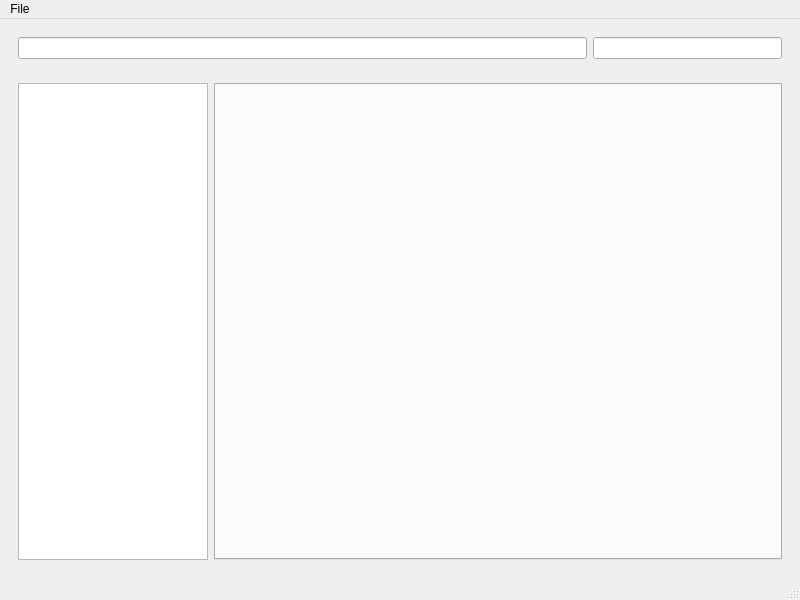
First picture: the form in src/mainwindow.ui, repository kitswas/File-Manager, before the edit.
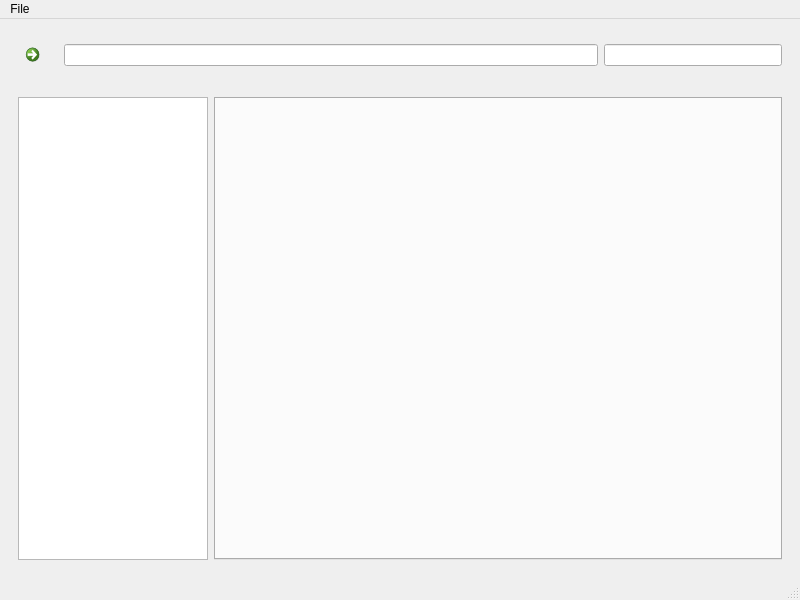
Second picture: the form after the edit. Icons and pictures are not drawn.

Commit message: Added a back button

What changed in the file:
```diff
--- a/src/mainwindow.ui
+++ b/src/mainwindow.ui
@@ -22,6 +22,29 @@
     <item>
      <widget class="QWidget" name="groupNav" native="true">
       <layout class="QHBoxLayout" name="horizontalLayout">
+       <item>
+        <widget class="QCommandLinkButton" name="backButton">
+         <property name="enabled">
+          <bool>true</bool>
+         </property>
+         <property name="maximumSize">
+          <size>
+           <width>40</width>
+           <height>40</height>
+          </size>
+         </property>
+         <property name="icon">
+          <iconset resource="../resources/Icon.qrc">
+           <normaloff>:/buttons/back.svg</normaloff>:/buttons/back.svg</iconset>
+         </property>
+         <property name="iconSize">
+          <size>
+           <width>20</width>
+           <height>20</height>
+          </size>
+         </property>
+        </widget>
+       </item>
        <item>
         <widget class="QLineEdit" name="addressBar">
          <property name="sizePolicy">
```
The commit also changes 2 other files.
